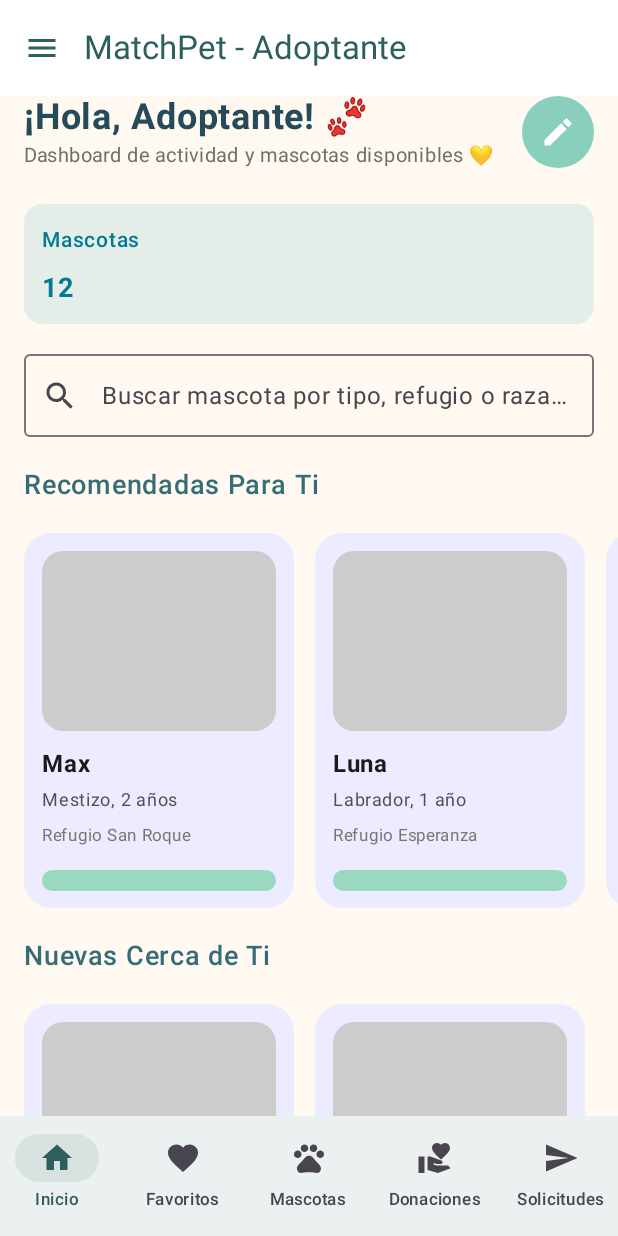
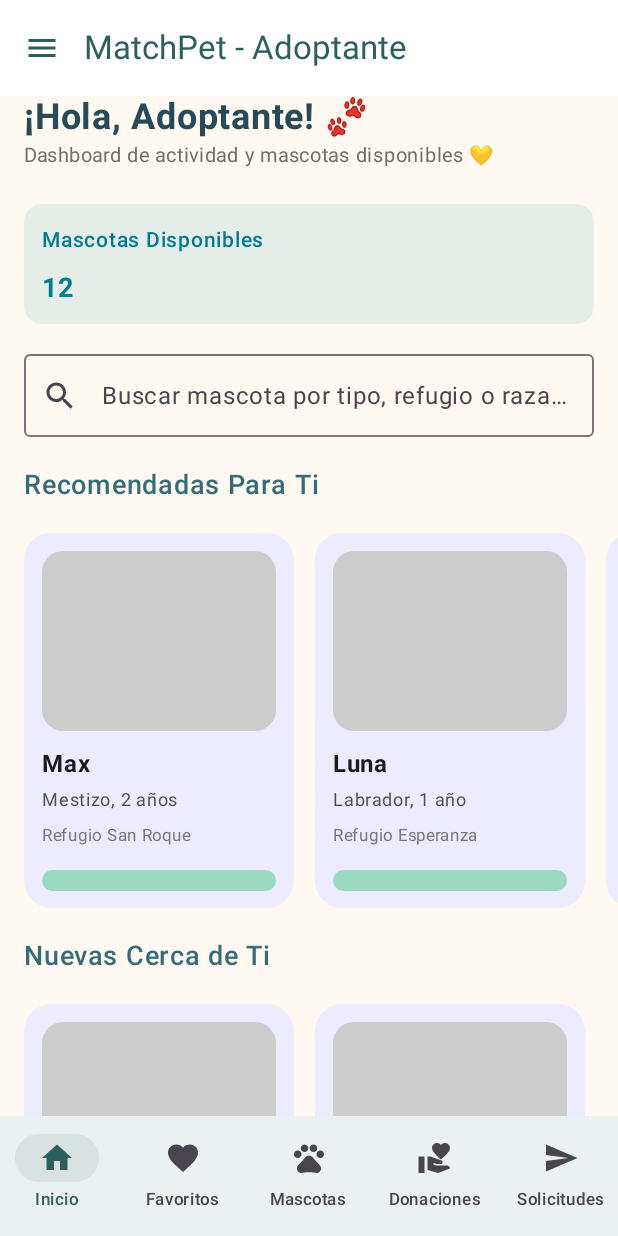
Before and after one commit to luistoledolafuente/MATCHPET, an Android app built with Jetpack Compose: the composable DashboardScreen called with empty values, on a phone screen of 412 x 824 dp. Run offline under Robolectric (Android 15) with nearby library versions, the phone set to English and light mode, and no system bars.

Commit message:
Vista de mascotas adoptante

```diff
--- a/frontend-movile/app/src/main/java/com/example/matchpet/data/network/ApiService.kt
+++ b/frontend-movile/app/src/main/java/com/example/matchpet/data/network/ApiService.kt
@@ -77,4 +77,26 @@ interface ApiService {
         @Header("Authorization") token: String,
         @Body request: SolicitudRequest
     ): Response<Void>
+
+    // --------------- LOOKUPS (CATÁLOGOS) ------------------------------------
+    @GET("/api/lookups/generos")
+    suspend fun getGeneros(): Response<List<LookupItem>>
+
+    @GET("/api/lookups/tamanos")
+    suspend fun getTamanos(): Response<List<LookupItem>>
+
+    @GET("/api/lookups/niveles-energia")
+    suspend fun getNivelesEnergia(): Response<List<LookupItem>>
+
+    @GET("/api/lookups/estados-adopcion")
+    suspend fun getEstadosAdopcion(): Response<List<LookupItem>>
+
+    @GET("/api/lookups/especies")
+    suspend fun getEspecies(): Response<List<EspecieItem>>
+
+    @GET("/api/lookups/razas")
+    suspend fun getRazas(): Response<List<RazaItem>>
+
+    @GET("/api/lookups/temperamentos")
+    suspend fun getTemperamentos(): Response<List<TemperamentoItem>>
 }
--- a/frontend-movile/app/src/main/java/com/example/matchpet/ui/screens/adoptante/AdoptanteHomeScreen.kt
+++ b/frontend-movile/app/src/main/java/com/example/matchpet/ui/screens/adoptante/AdoptanteHomeScreen.kt
@@ -77,14 +77,6 @@ fun AdoptanteHomeScreen(navController: NavController, token: String, paddingValu
                         color = Color(0xFF6F6F6F)
                     )
                 }
-                IconButton(
-                    onClick = { navController.navigate("adoptante_perfil") },
-                    modifier = Modifier
-                        .size(48.dp)
-                        .background(Color(0xFF89CFBD), CircleShape)
-                ) {
-                    Icon(Icons.Default.Edit, contentDescription = null, tint = Color.White)
-                }
             }
         }
 
@@ -96,7 +88,7 @@ fun AdoptanteHomeScreen(navController: NavController, token: String, paddingValu
                     .padding(horizontal = 16.dp),
                 horizontalArrangement = Arrangement.spacedBy(12.dp)
             ) {
-                StatCard("Mascotas", totalMascotas.toString(), Color(0xFF007C91))
+                StatCard("Mascotas Disponibles", totalMascotas.toString(), Color(0xFF007C91))
                 StatCard("Pendientes", solicitudesPendientes.toString(), Color(0xFF407581))
                 StatCard("Adopciones", adopcionesMes.toString(), Color(0xFF9BD8C0))
                 StatCard("Donaciones", "$$donacionesSemana", Color(0xFFFDB2A0))
```
Also changed, not shown: frontend-movile/app/src/main/java/com/example/matchpet/data/model/LookupModels.kt (added, +25 -0 lines), frontend-movile/app/src/main/java/com/example/matchpet/data/repository/AnimalRepository.kt (+100 -17 lines), frontend-movile/app/src/main/java/com/example/matchpet/viewmodel/NuevaMascotaViewModel.kt (+22 -34 lines).
